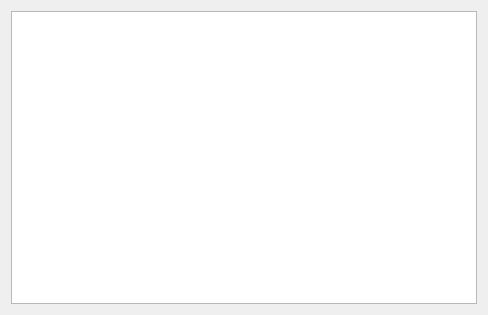
Qt form src/Plugins/Module/Location/src/LocationWidget.ui (till213/SkyDolly) before a commit.
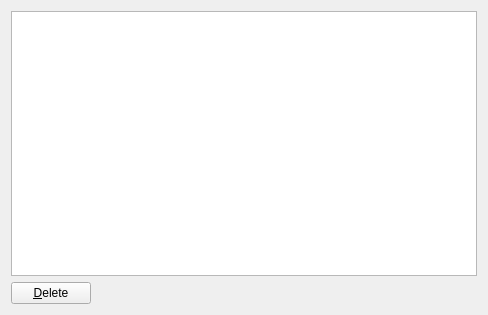
The same form after that commit.

Commit message: Populate location table

Diff of the .ui file:
```diff
--- a/src/Plugins/Module/Location/src/LocationWidget.ui
+++ b/src/Plugins/Module/Location/src/LocationWidget.ui
@@ -17,6 +17,30 @@
    <item>
     <widget class="QTableWidget" name="locationTableWidget"/>
    </item>
+   <item>
+    <layout class="QHBoxLayout" name="horizontalLayout">
+     <item>
+      <widget class="QPushButton" name="deletePushButton">
+       <property name="text">
+        <string>&amp;Delete</string>
+       </property>
+      </widget>
+     </item>
+     <item>
+      <spacer name="horizontalSpacer">
+       <property name="orientation">
+        <enum>Qt::Horizontal</enum>
+       </property>
+       <property name="sizeHint" stdset="0">
+        <size>
+         <width>40</width>
+         <height>20</height>
+        </size>
+       </property>
+      </spacer>
+     </item>
+    </layout>
+   </item>
   </layout>
  </widget>
  <resources/>
```
The commit also changes 11 other files.
